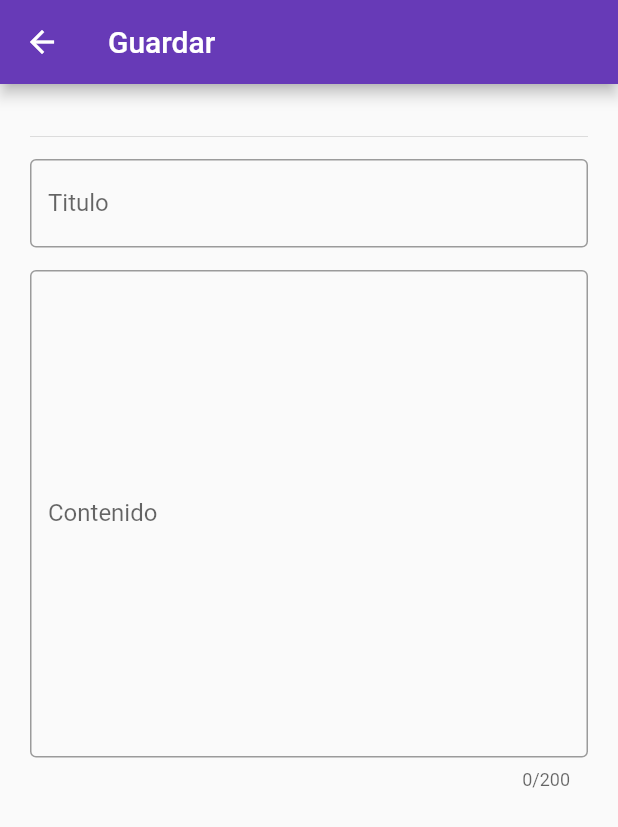
After one commit to David-Quiroga/crud, a Flutter app: the screen it shows after launch, after a tap on the "add" icon, on a phone screen of 412 x 824 dp. The commit adds this screen. Shown: the top 827 px of the screen. Run offline on Flutter 3.47's test engine with Material 2 defaults, Android fonts, the phone set to English and light mode, and no system bars.

Commit message:
Pagina de Guardado

```diff
--- a/lib/main.dart
+++ b/lib/main.dart
@@ -1,4 +1,5 @@
 import 'package:crud/src/page/list_page.dart';
+import 'package:crud/src/page/save_page.dart';
 import 'package:flutter/material.dart';
 
 
@@ -19,7 +20,8 @@ class MyApp extends StatelessWidget {
       ),
       initialRoute: "/",
       routes: {
-        ListPage.ROUTE: (_) => ListPage()
+        ListPage.ROUTE: (_) => ListPage(),
+        SavePage.ROUTE: (_) => SavePage()
       },
     );
   }
--- a/lib/src/page/list_page.dart
+++ b/lib/src/page/list_page.dart
@@ -1,14 +1,24 @@
+import 'package:crud/src/page/save_page.dart';
 import 'package:flutter/material.dart';
 
 class ListPage extends StatelessWidget {
   const ListPage({super.key});
+
   //! Para cuando se llamen
   static const String ROUTE = "/";
-
 
   @override
   Widget build(BuildContext context) {
     return Scaffold(
+      //! Ubicar un boton para navegar
+      floatingActionButton: FloatingActionButton(
+        child: Icon(Icons.add),
+        onPressed: () {
+          Navigator.pushNamed(
+            context, SavePage.ROUTE
+          );
+        },
+      ),
       appBar: AppBar(
         title: Text("Listado"),
       ),
--- /dev/null
+++ b/lib/src/page/save_page.dart
@@ -0,0 +1,63 @@
+//import 'dart:html';
+import 'package:flutter/material.dart';
+
+class SavePage extends StatelessWidget {
+  //const SavePage({super.key});
+  static const String ROUTE = "/save";
+
+  @override
+  Widget build(BuildContext context) {
+    return Scaffold(
+      appBar: AppBar(
+        title: Text("Guardar"),
+      ),
+      body: Container(
+        child: _FormSave(
+        ),
+      ),
+    );
+  }
+}
+
+class _FormSave extends StatelessWidget{
+  @override
+  Widget build(BuildContext context) {
+    return Container(
+      padding: EdgeInsets.all(20),
+      child: Form(
+        child: Column(
+          children: <Widget>[
+            Divider(height: 30),
+            TextFormField(
+              decoration: InputDecoration(
+                labelText: "Titulo",
+                border: OutlineInputBorder(
+                  //borderRadius: BorderRadius.all(Radius.circular(30))
+                  )
+                )
+              ),
+              SizedBox(
+                height: 15,
+              ),
+              TextFormField(
+                //!Agregar mas propiedades
+                maxLines: 15,
+                maxLength: 200,
+                validator: (value) {
+                  if(value!.isEmpty){
+                    return "El campo no puede estar vacio";
+                  }
+                  return null;
+                },
+                decoration: InputDecoration(
+                  labelText: "Contenido",
+                  border: OutlineInputBorder(
+                  )
+                ),
+              )
+          ],
+        )
+      ),
+    );
+  }
+}
```
